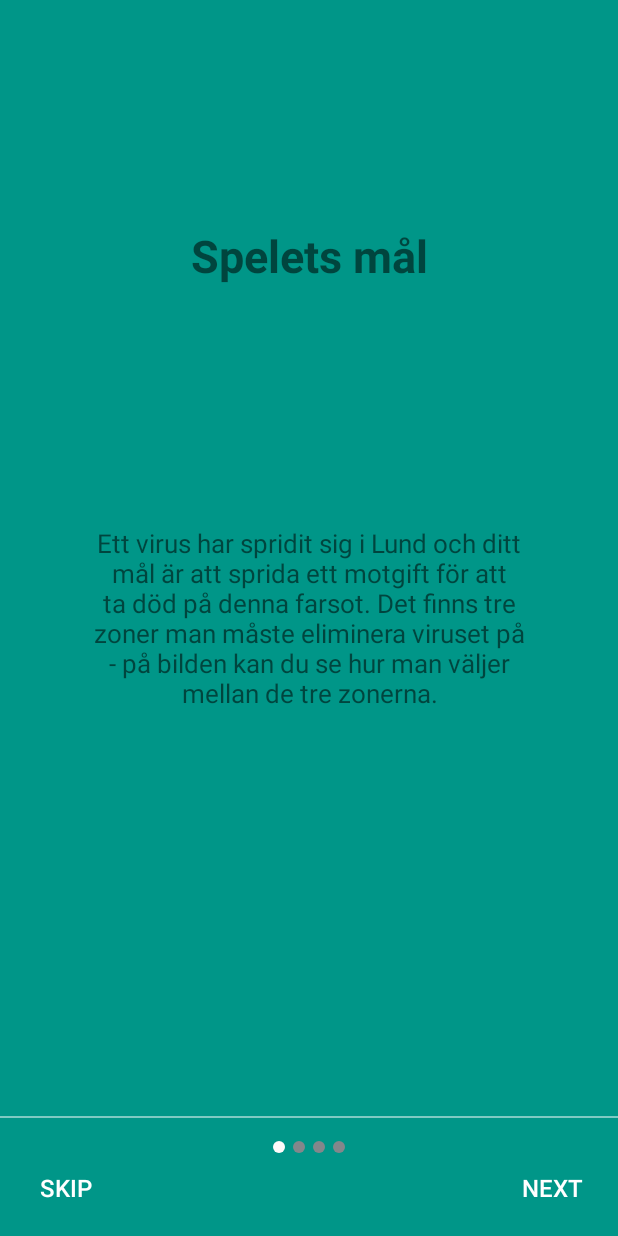
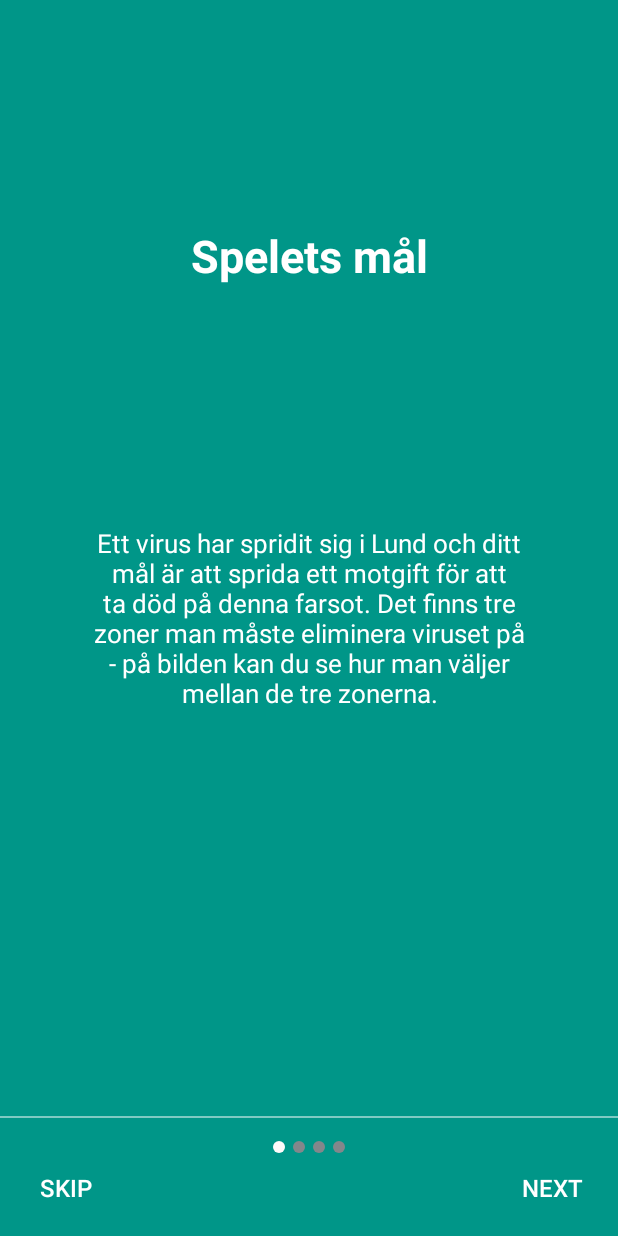
Before and after one commit to joakimoa/icatch, an Android app: the screen it shows after launch (InstructionsActivity), on a phone screen of 412 x 824 dp. Run offline under Robolectric (Android 15) with nearby library versions, the phone set to English and light mode, and no system bars; Roboto replaces fonts that are not available here.

Commit message:
Introslides nya färgval

```diff
--- a/app/src/main/res/layout/instructionslide_1.xml
+++ b/app/src/main/res/layout/instructionslide_1.xml
@@ -7,23 +7,23 @@
     >
 
     <TextView
+        android:id="@+id/slide_title"
         android:layout_width="match_parent"
         android:layout_height="wrap_content"
-        android:text="@string/slide_1_title"
-        android:textSize="30sp"
-        android:textStyle="bold"
         android:layout_marginTop="150dp"
         android:gravity="center_horizontal"
-        android:id="@+id/slide_title"
-        />
+        android:text="@string/slide_1_title"
+        android:textColor="@android:color/white"
+        android:textSize="30sp"
+        android:textStyle="bold" />
 
     <TextView
         android:layout_width="300dp"
         android:layout_height="wrap_content"
+        android:layout_centerInParent="true"
+        android:layout_marginTop="200dp"
         android:text="@string/slide_1_desc"
-        android:layout_marginTop="200dp"
         android:textAlignment="center"
-        android:textSize="17sp"
-        android:layout_centerInParent="true"
-        />
+        android:textColor="@android:color/white"
+        android:textSize="17sp" />
 </RelativeLayout>
```
Also changed, not shown: app/src/main/res/layout/instructionslide_2.xml (+11 -11 lines), app/src/main/res/layout/instructionslide_3.xml (+11 -11 lines), app/src/main/res/layout/instructionslide_4.xml (+8 -7 lines).
